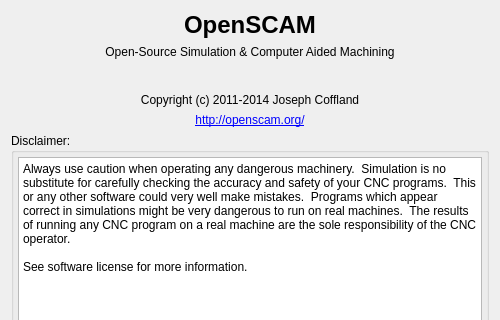
This is qt/about_dialog.ui in CauldronDevelopmentLLC/CAMotics as Qt 5 draws it before an edit; both pictures show x 0 to 500 and y 0 to 320 of the 500 by 493 pixel window. The edited form follows.
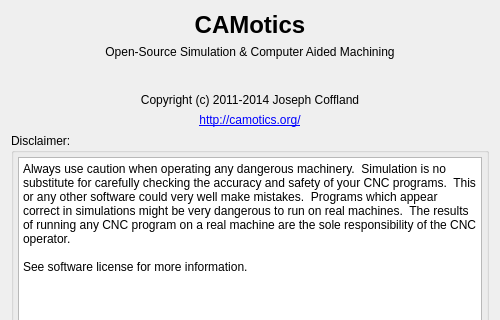
This is the edited form.

Commit message: Name change OpenSCAM -> CAMotics

What changed in the file:
```diff
--- a/qt/about_dialog.ui
+++ b/qt/about_dialog.ui
@@ -42,7 +42,7 @@
       </font>
      </property>
      <property name="text">
-      <string>OpenSCAM</string>
+      <string>CAMotics</string>
      </property>
      <property name="alignment">
       <set>Qt::AlignCenter</set>
@@ -87,7 +87,7 @@
    <item>
     <widget class="QLabel" name="label_4">
      <property name="text">
-      <string>&lt;a href=&quot;http://openscam.org/&quot;&gt;http://openscam.org/&lt;/a&gt;</string>
+      <string>&lt;a href=&quot;http://camotics.org/&quot;&gt;http://camotics.org/&lt;/a&gt;</string>
      </property>
      <property name="alignment">
       <set>Qt::AlignCenter</set>
```
Left out of the diff: 2 changed lines with no effect on the pictures. The commit also changes 672 other files.
